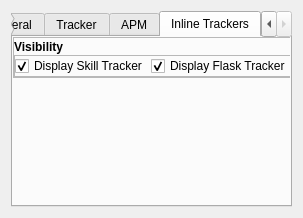
This is POEClickCounter/gui/SettingsForm.ui in crypticism/POEClickCounter as Qt 5 draws it before an edit. The edited form follows.
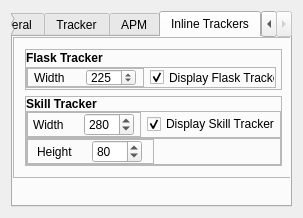
This is the edited form. The open tabs and pages were chosen to show the change.

Commit message: Updated flask and skill trackers to be resizable.

What changed in the file:
```diff
--- a/POEClickCounter/gui/SettingsForm.ui
+++ b/POEClickCounter/gui/SettingsForm.ui
@@ -736,13 +736,13 @@
       <attribute name="title">
        <string>Inline Trackers</string>
       </attribute>
-      <widget class="QFrame" name="frame_13">
+      <widget class="QFrame" name="frame_17">
        <property name="geometry">
         <rect>
          <x>0</x>
          <y>0</y>
-         <width>280</width>
-         <height>41</height>
+         <width>281</width>
+         <height>141</height>
         </rect>
        </property>
        <property name="frameShape">
@@ -752,48 +752,151 @@
         <enum>QFrame::Raised</enum>
        </property>
        <layout class="QVBoxLayout" name="verticalLayout_9">
-        <property name="spacing">
-         <number>0</number>
-        </property>
-        <property name="leftMargin">
-         <number>0</number>
-        </property>
-        <property name="topMargin">
-         <number>0</number>
-        </property>
-        <property name="rightMargin">
-         <number>0</number>
-        </property>
-        <property name="bottomMargin">
-         <number>0</number>
-        </property>
         <item>
-         <widget class="QLabel" name="label_7">
-          <property name="maximumSize">
-           <size>
-            <width>16777215</width>
-            <height>20</height>
-           </size>
+         <widget class="QFrame" name="frame_15">
+          <property name="frameShape">
+           <enum>QFrame::StyledPanel</enum>
           </property>
-          <property name="font">
-           <font>
-            <bold>true</bold>
-           </font>
+          <property name="frameShadow">
+           <enum>QFrame::Raised</enum>
           </property>
-          <property name="text">
-           <string>Visibility</string>
-          </property>
+          <widget class="QLabel" name="label_8">
+           <property name="geometry">
+            <rect>
+             <x>1</x>
+             <y>1</y>
+             <width>81</width>
+             <height>16</height>
+            </rect>
+           </property>
+           <property name="maximumSize">
+            <size>
+             <width>16777215</width>
+             <height>20</height>
+            </size>
+           </property>
+           <property name="font">
+            <font>
+             <bold>true</bold>
+            </font>
+           </property>
+           <property name="text">
+            <string>Flask Tracker</string>
+           </property>
+          </widget>
+          <widget class="QFrame" name="frame_16">
+           <property name="geometry">
+            <rect>
+             <x>1</x>
+             <y>18</y>
+             <width>250</width>
+             <height>21</height>
+            </rect>
+           </property>
+           <property name="frameShape">
+            <enum>QFrame::StyledPanel</enum>
+           </property>
+           <property name="frameShadow">
+            <enum>QFrame::Raised</enum>
+           </property>
+           <layout class="QHBoxLayout" name="horizontalLayout_12">
+            <property name="spacing">
+             <number>6</number>
+            </property>
+            <property name="leftMargin">
+             <number>0</number>
+            </property>
+            <property name="topMargin">
+             <number>0</number>
+            </property>
+            <property name="rightMargin">
+             <number>0</number>
+            </property>
+            <property name="bottomMargin">
+             <number>0</number>
+            </property>
+            <item>
+             <widget class="QFrame" name="flask_width_container">
+              <property name="frameShape">
+               <enum>QFrame::StyledPanel</enum>
+              </property>
+              <property name="frameShadow">
+               <enum>QFrame::Raised</enum>
+              </property>
+              <layout class="QHBoxLayout" name="horizontalLayout_14">
+               <property name="leftMargin">
+                <number>0</number>
+               </property>
+               <property name="topMargin">
+                <number>0</number>
+               </property>
+               <property name="rightMargin">
+                <number>0</number>
+               </property>
+               <property name="bottomMargin">
+                <number>0</number>
+               </property>
+               <item>
+                <widget class="QLabel" name="label_10">
+                 <property name="maximumSize">
+                  <size>
+                   <width>40</width>
+                   <height>16777215</height>
+                  </size>
+                 </property>
+                 <property name="text">
+                  <string>Width</string>
+                 </property>
+                </widget>
+               </item>
+               <item>
+                <widget class="QSpinBox" name="flask_tracker_width">
+                 <property name="maximumSize">
+                  <size>
+                   <width>50</width>
+                   <height>16777215</height>
+                  </size>
+                 </property>
+                 <property name="maximum">
+                  <number>2000</number>
+                 </property>
+                 <property name="value">
+                  <number>225</number>
+                 </property>
+                </widget>
+               </item>
+              </layout>
+             </widget>
+            </item>
+            <item>
+             <widget class="QCheckBox" name="display_flask_tracker">
+              <property name="maximumSize">
+               <size>
+                <width>125</width>
+                <height>16777215</height>
+               </size>
+              </property>
+              <property name="text">
+               <string>Display Flask Tracker</string>
+              </property>
+              <property name="checked">
+               <bool>true</bool>
+              </property>
+             </widget>
+            </item>
+           </layout>
+          </widget>
          </widget>
         </item>
         <item>
-         <widget class="QFrame" name="frame_14">
+         <widget class="QFrame" name="frame_13">
           <property name="frameShape">
            <enum>QFrame::StyledPanel</enum>
           </property>
           <property name="frameShadow">
            <enum>QFrame::Raised</enum>
           </property>
-          <layout class="QHBoxLayout" name="horizontalLayout_11">
+          <layout class="QVBoxLayout" name="verticalLayout_10">
            <property name="spacing">
             <number>0</number>
            </property>
@@ -810,23 +913,201 @@
             <number>0</number>
            </property>
            <item>
-            <widget class="QCheckBox" name="display_skill_tracker">
+            <widget class="QLabel" name="label_7">
+             <property name="maximumSize">
+              <size>
+               <width>16777215</width>
+               <height>20</height>
+              </size>
+             </property>
+             <property name="font">
+              <font>
+               <bold>true</bold>
+              </font>
+             </property>
              <property name="text">
-              <string>Display Skill Tracker</string>
+              <string>Skill Tracker</string>
              </property>
-             <property name="checked">
-              <bool>true</bool>
+            </widget>
+           </item>
+           <item>
+            <widget class="QFrame" name="frame_14">
+             <property name="frameShape">
+              <enum>QFrame::StyledPanel</enum>
              </property>
+             <property name="frameShadow">
+              <enum>QFrame::Raised</enum>
+             </property>
+             <layout class="QHBoxLayout" name="horizontalLayout_11">
+              <property name="spacing">
+               <number>6</number>
+              </property>
+              <property name="leftMargin">
+               <number>0</number>
+              </property>
+              <property name="topMargin">
+               <number>0</number>
+              </property>
+              <property name="rightMargin">
+               <number>0</number>
+              </property>
+              <property name="bottomMargin">
+               <number>0</number>
+              </property>
+              <item>
+               <widget class="QFrame" name="skill_width_container">
+                <property name="frameShape">
+                 <enum>QFrame::StyledPanel</enum>
+                </property>
+                <property name="frameShadow">
+                 <enum>QFrame::Raised</enum>
+                </property>
+                <layout class="QHBoxLayout" name="horizontalLayout_13">
+                 <property name="leftMargin">
+                  <number>0</number>
+                 </property>
+                 <property name="topMargin">
+                  <number>0</number>
+                 </property>
+                 <property name="rightMargin">
+                  <number>0</number>
+                 </property>
+                 <property name="bottomMargin">
+                  <number>0</number>
+                 </property>
+                 <item>
+                  <widget class="QLabel" name="label_9">
+                   <property name="maximumSize">
+                    <size>
+                     <width>40</width>
+                     <height>16777215</height>
+                    </size>
+                   </property>
+                   <property name="text">
+                    <string>Width</string>
+                   </property>
+                  </widget>
+                 </item>
+                 <item>
+                  <widget class="QSpinBox" name="skill_tracker_width">
+                   <property name="maximumSize">
+                    <size>
+                     <width>50</width>
+                     <height>16777215</height>
+                    </size>
+                   </property>
+                   <property name="maximum">
+                    <number>2000</number>
+                   </property>
+                   <property name="value">
+                    <number>280</number>
+                   </property>
+                  </widget>
+                 </item>
+                </layout>
+               </widget>
+              </item>
+              <item>
+               <widget class="QCheckBox" name="display_skill_tracker">
+                <property name="text">
+                 <string>Display Skill Tracker</string>
+                </property>
+                <property name="checked">
+                 <bool>true</bool>
+                </property>
+               </widget>
+              </item>
+             </layout>
             </widget>
            </item>
            <item>
-            <widget class="QCheckBox" name="display_flask_tracker">
-             <property name="text">
-              <string>Display Flask Tracker</string>
+            <widget class="QFrame" name="frame_18">
+             <property name="frameShape">
+              <enum>QFrame::StyledPanel</enum>
              </property>
-             <property name="checked">
-              <bool>true</bool>
+             <property name="frameShadow">
+              <enum>QFrame::Raised</enum>
              </property>
+             <layout class="QHBoxLayout" name="horizontalLayout_15" stretch="1,1">
+              <property name="leftMargin">
+               <number>0</number>
+              </property>
+              <property name="topMargin">
+               <number>0</number>
+              </property>
+              <property name="rightMargin">
+               <number>0</number>
+              </property>
+              <property name="bottomMargin">
+               <number>0</number>
+              </property>
+              <item>
+               <widget class="QFrame" name="frame_19">
+                <property name="frameShape">
+                 <enum>QFrame::StyledPanel</enum>
+                </property>
+                <property name="frameShadow">
+                 <enum>QFrame::Raised</enum>
+                </property>
+                <layout class="QHBoxLayout" name="horizontalLayout_16">
+                 <property name="leftMargin">
+                  <number>0</number>
+                 </property>
+                 <property name="topMargin">
+                  <number>0</number>
+                 </property>
+                 <property name="rightMargin">
+                  <number>0</number>
+                 </property>
+                 <property name="bottomMargin">
+                  <number>0</number>
+                 </property>
+                 <item>
+                  <widget class="QLabel" name="label_11">
+                   <property name="maximumSize">
+                    <size>
+                     <width>40</width>
+                     <height>16777215</height>
+                    </size>
+                   </property>
+                   <property name="text">
+                    <string>Height</string>
+                   </property>
+                  </widget>
+                 </item>
+                 <item>
+                  <widget class="QSpinBox" name="skill_tracker_height">
+                   <property name="maximumSize">
+                    <size>
+                     <width>50</width>
+                     <height>16777215</height>
+                    </size>
+                   </property>
+                   <property name="maximum">
+                    <number>500</number>
+                   </property>
+                   <property name="value">
+                    <number>80</number>
+                   </property>
+                  </widget>
+                 </item>
+                </layout>
+               </widget>
+              </item>
+              <item>
+               <spacer name="horizontalSpacer">
+                <property name="orientation">
+                 <enum>Qt::Horizontal</enum>
+                </property>
+                <property name="sizeHint" stdset="0">
+                 <size>
+                  <width>40</width>
+                  <height>20</height>
+                 </size>
+                </property>
+               </spacer>
+              </item>
+             </layout>
             </widget>
            </item>
           </layout>
```
The commit also changes 12 other files.
